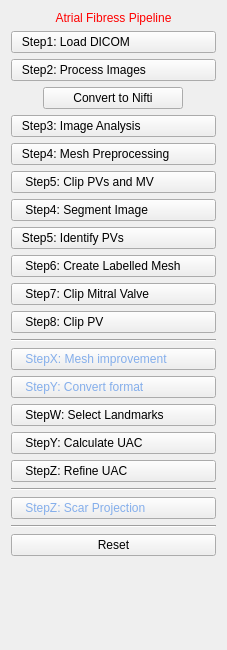
Qt form Version2.0/Plugins/kcl.cemrgapp.atrialfibres/src/internal/AtrialFibresViewControls.ui (OpenHeartDevelopers/CemrgApp) before a commit.
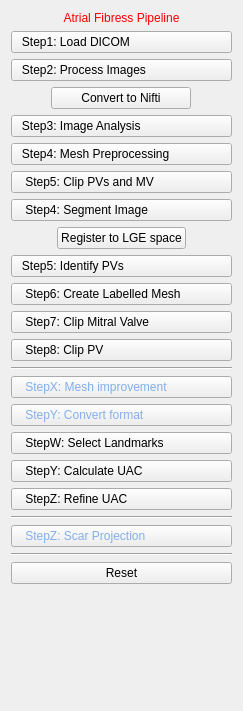
The same form after that commit.

Commit message: [feature/manual] Up to AtrialFibresView::CreateLabelledMesh implemented

What changed in the file:
```diff
--- a/Version2.0/Plugins/kcl.cemrgapp.atrialfibres/src/internal/AtrialFibresViewControls.ui
+++ b/Version2.0/Plugins/kcl.cemrgapp.atrialfibres/src/internal/AtrialFibresViewControls.ui
@@ -6,8 +6,8 @@
    <rect>
     <x>0</x>
     <y>0</y>
-    <width>227</width>
-    <height>650</height>
+    <width>243</width>
+    <height>711</height>
    </rect>
   </property>
   <property name="font">
@@ -130,6 +130,13 @@
      </property>
     </widget>
    </item>
+   <item alignment="Qt::AlignHCenter">
+    <widget class="QPushButton" name="button_z_man_Lge">
+     <property name="text">
+      <string>Register to LGE space</string>
+     </property>
+    </widget>
+   </item>
    <item>
     <widget class="QPushButton" name="button_man5_idPV">
      <property name="toolTip">
```
The commit also changes 5 other files.
